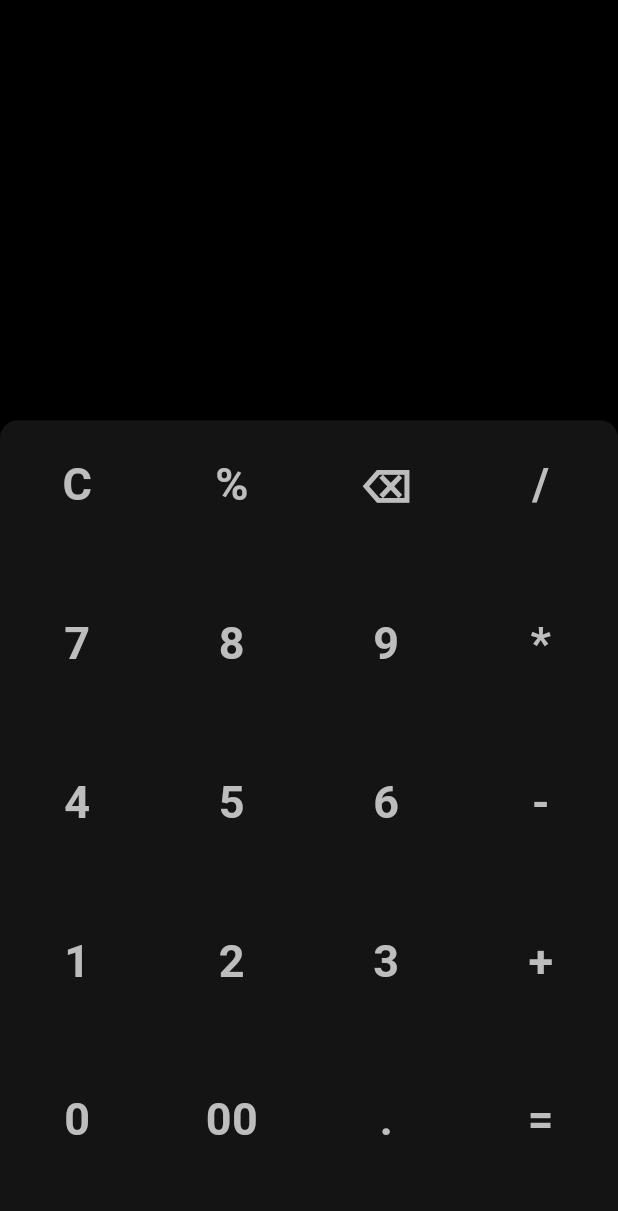
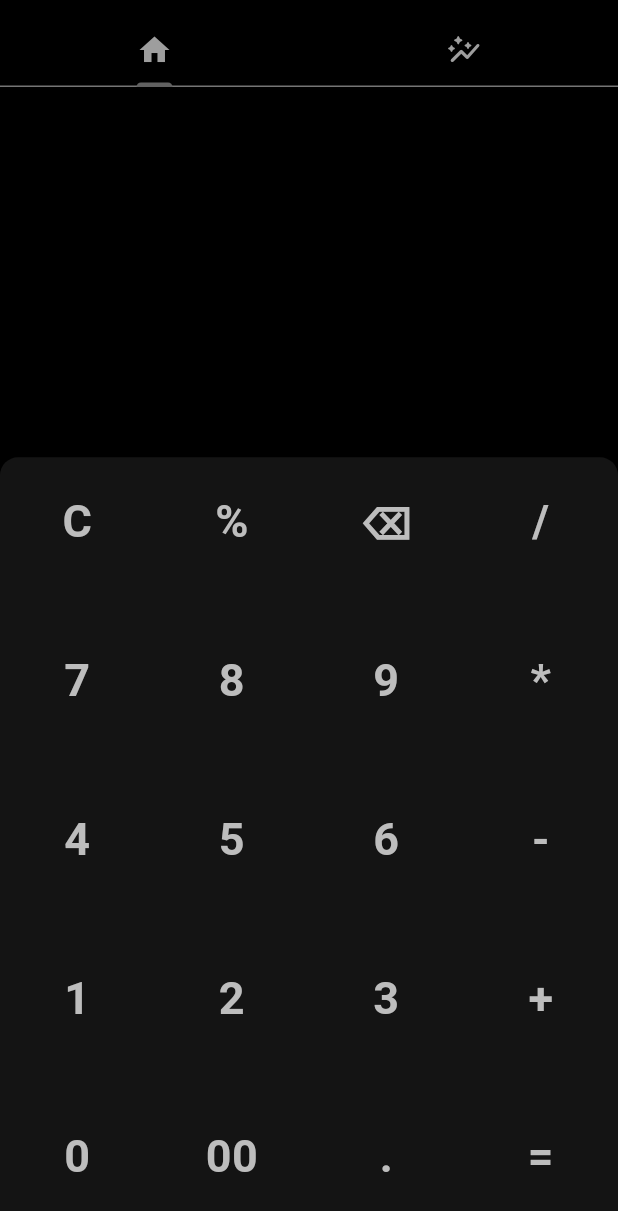
Before and after one commit to CrayFish0/numbra, a Flutter app: the screen it shows after launch, on a phone screen of 412 x 824 dp. Shown: the top 1211 px of the screen. Run offline on Flutter 3.47's test engine with Material 3 defaults, Android fonts, the phone set to English and light mode, and no system bars; our stand-ins replace math_expressions; missing offline and left inert: graph_calculator.

Commit message:
added a temporary graphing interface

```diff
--- a/lib/main.dart
+++ b/lib/main.dart
@@ -1,7 +1,7 @@
 // ignore_for_file: prefer_const_constructors
 import 'package:flutter/material.dart';
 import 'package:flutter/services.dart';
-import 'package:numbra/pages/home_page.dart';
+import 'package:numbra/pages/main_page.dart';
 
 void main() {
   runApp(const MyApp());
@@ -22,7 +22,7 @@ class MyApp extends StatelessWidget {
 
     return MaterialApp(
       debugShowCheckedModeBanner: false,
-      home: HomePage(),
+      home: MainPage(),
     );
   }
 }
--- a/lib/pages/home_page.dart
+++ b/lib/pages/home_page.dart
@@ -54,7 +54,7 @@ class _HomePageState extends State<HomePage> {
         body: Stack(
           children: [
             SizedBox(
-              height: MediaQuery.of(context).size.height * 0.35,
+              height: MediaQuery.of(context).size.height * 0.3,
               child: Container(
                 padding: const EdgeInsets.all(8.0),
                 child: Center(
@@ -63,7 +63,7 @@ class _HomePageState extends State<HomePage> {
                     crossAxisAlignment: CrossAxisAlignment.center,
                     children: [
                       SizedBox(
-                        height: 50,
+                        height: 100,
                         width: MediaQuery.of(context).size.width - 20,
                         child: SingleChildScrollView(
                           controller: _controller,
@@ -72,14 +72,14 @@ class _HomePageState extends State<HomePage> {
                           child: Text(
                             gd.equation,
                             style: TextStyle(
-                                fontSize: 46,
+                                fontSize: 56,
                                 color: Colors.grey.shade400,
                                 fontWeight: FontWeight.w600),
                           ),
                         ),
                       ),
                       const SizedBox(
-                        height: 50,
+                        height: 10,
                       ),
                       SizedBox(
                         height: 50,
@@ -106,7 +106,7 @@ class _HomePageState extends State<HomePage> {
             Align(
               alignment: Alignment.bottomCenter,
               child: Container(
-                height: MediaQuery.of(context).size.height * 0.66,
+                height: MediaQuery.of(context).size.height * 0.63,
                 decoration: const BoxDecoration(
                   borderRadius: BorderRadius.only(
                     topLeft: Radius.circular(12),
--- /dev/null
+++ b/lib/pages/main_page.dart
@@ -0,0 +1,45 @@
+import 'package:flutter/material.dart';
+import 'package:numbra/pages/graphing_page.dart';
+import 'package:numbra/pages/home_page.dart';
+
+class MainPage extends StatelessWidget {
+  const MainPage({super.key});
+
+  @override
+  Widget build(BuildContext context) {
+    return DefaultTabController(
+        length: 2,
+        child: Scaffold(
+          backgroundColor: Colors.black,
+          appBar: AppBar(
+            backgroundColor: Colors.black,
+            toolbarHeight: 10,
+          ),
+          body: Column(
+            children: [
+              TabBar(
+                  dividerColor: Colors.grey.shade600,
+                  indicatorColor: Colors.grey.shade700,
+                  tabs: const [
+                    Tab(
+                      icon: Icon(
+                        Icons.home,
+                        color: Colors.grey,
+                      ),
+                    ),
+                    Tab(
+                      icon: Icon(
+                        Icons.auto_graph_rounded,
+                        color: Colors.grey,
+                      ),
+                    ),
+                  ]),
+              const Expanded(
+                  child: TabBarView(
+                      physics: NeverScrollableScrollPhysics(),
+                      children: [HomePage(), GraphingPage()]))
+            ],
+          ),
+        ));
+  }
+}
--- a/pubspec.yaml
+++ b/pubspec.yaml
@@ -38,6 +38,7 @@ dependencies:
   petitparser: ^6.0.2
   function_tree: ^0.9.1
   math_expressions: ^2.5.0
+  graph_calculator: ^0.0.4
 
 dev_dependencies:
   flutter_test:
```
Also changed, not shown: lib/pages/graphing_page.dart (added, +129 -0 lines), lib/util/globals.dart (+17 -0 lines), assets/screenshot3.jpg (added), pubspec.lock, 1 other file.
